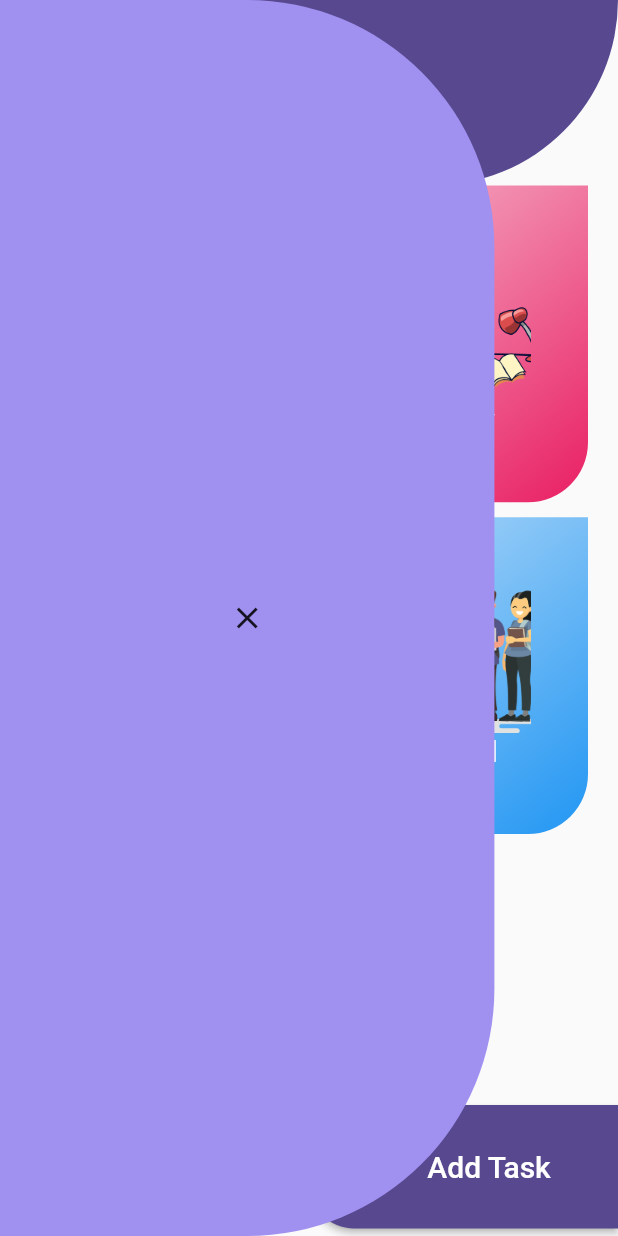
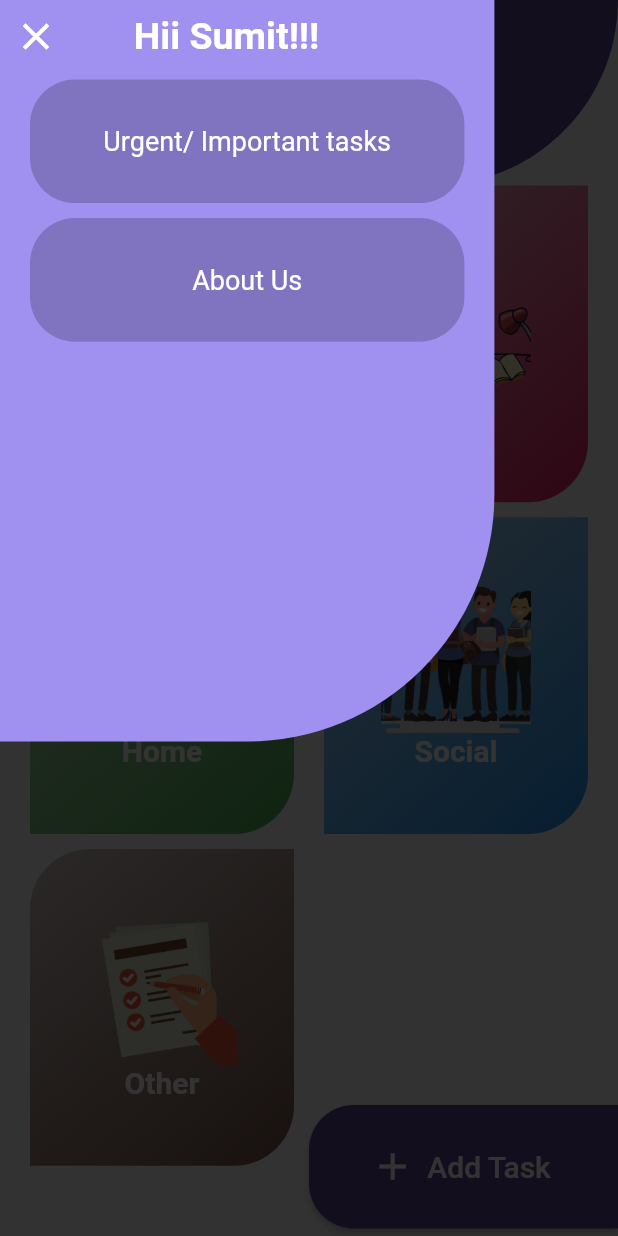
Before and after one commit to sumittiware/To-Do-app, a Flutter app: the screen it shows after launch, after a tap on the "menu" icon, on a phone screen of 412 x 824 dp. Run offline on Flutter 3.47's test engine with Material 2 defaults, Android fonts, the phone set to English and light mode, and no system bars; our stand-ins replace circular_check_box, fluttertoast.

Commit message:
edited existing code

```diff
--- a/lib/Models/task.dart
+++ b/lib/Models/task.dart
@@ -24,7 +24,31 @@ class Task with ChangeNotifier {
 }
 
 class TaskTodo with ChangeNotifier {
-  List<Task> _tasks = [];
+  List<Task> _tasks = [
+    Task(
+        id: '!1',
+        title: 'Reading book',
+        description: '',
+        category: 'T2',
+        date: DateTime.now(),
+        isUrgent: true),
+    Task(
+        id: '!2',
+        title: 'Coding the app',
+        description:
+            'Completing the todo list app with the flutter to post to playstore',
+        category: 'T2',
+        date: DateTime.now(),
+        isUrgent: true),
+    Task(
+        id: '!3',
+        title: 'Merging to the github',
+        description:
+            'Checking the code of the fellow interns and the merging them to the main branch fnuvnlaawnefvshdfhawe',
+        category: 'T1',
+        date: DateTime.now(),
+        isUrgent: true)
+  ];
 
   List<Task> get tasks {
     return [..._tasks];
@@ -32,6 +56,10 @@ class TaskTodo with ChangeNotifier {
 
   List<Task> getByCategory(String type) {
     return _tasks.where((item) => item.category == type).toList();
+  }
+
+  List<Task> urgents() {
+    return _tasks.where((item) => item.isUrgent == true).toList();
   }
 
   Task findById(String id) {
--- a/lib/Screens/Homepage.dart
+++ b/lib/Screens/Homepage.dart
@@ -1,6 +1,7 @@
 import 'package:flutter/material.dart';
 import 'package:to_do/Screens/Addtask.dart';
 import 'package:to_do/Widget/TaskTypewidget.dart';
+import 'package:to_do/Widget/drawer.dart';
 import '../Models/Tasktype.dart' as t;
 
 class Homepage extends StatefulWidget {
@@ -11,6 +12,12 @@ class Homepage extends StatefulWidget {
 
 class _HomepageState extends State<Homepage> {
   bool _drawerOpen = false;
+  void _setDrawer() {
+    setState(() {
+      _drawerOpen = !_drawerOpen;
+    });
+  }
+
   @override
   Widget build(BuildContext context) {
     final height = MediaQuery.of(context).size.height;
@@ -102,23 +109,7 @@ class _HomepageState extends State<Homepage> {
             bottom: 5,
             right: 0,
           ),
-          if (_drawerOpen)
-            Container(
-              height: height,
-              width: width * 0.8,
-              decoration: BoxDecoration(
-                  borderRadius: BorderRadius.only(
-                      bottomRight: Radius.circular(width * 0.4),
-                      topRight: Radius.circular(width * 0.4)),
-                  color: Color(0xFFA090F0)),
-              child: IconButton(
-                  icon: Icon(Icons.close),
-                  onPressed: () {
-                    setState(() {
-                      _drawerOpen = false;
-                    });
-                  }),
-            )
+          if (_drawerOpen) MyDrawer(_setDrawer)
         ],
       ),
     );
--- a/lib/Widget/drawer.dart
+++ b/lib/Widget/drawer.dart
@@ -1,10 +1,88 @@
 import 'package:flutter/material.dart';
+import 'package:to_do/Screens/urgenttask.dart';
 
-class Drawer extends StatelessWidget {
+class MyDrawer extends StatelessWidget {
+  Function setDrawer;
+  MyDrawer(this.setDrawer);
   @override
   Widget build(BuildContext context) {
     final height = MediaQuery.of(context).size.height;
     final width = MediaQuery.of(context).size.width;
-    return Container();
+    return Stack(
+      children: [
+        Container(
+            height: height,
+            width: width,
+            color: Colors.transparent.withOpacity(0.8)),
+        Container(
+            height: height * 0.6,
+            width: width * 0.8,
+            decoration: BoxDecoration(
+                borderRadius: BorderRadius.only(
+                  bottomRight: Radius.circular(width * 0.4),
+                ),
+                color: Color(0xFFA090F0)),
+            child: Column(
+              children: [
+                SizedBox(height: 2 * MediaQuery.of(context).padding.top),
+                Row(
+                  mainAxisAlignment: MainAxisAlignment.start,
+                  children: [
+                    IconButton(
+                        icon: Icon(
+                          Icons.close,
+                          color: Colors.white,
+                          size: 30,
+                        ),
+                        onPressed: () {
+                          setDrawer();
+                        }),
+                    SizedBox(
+                      width: width * 0.1,
+                    ),
+                    Text(
+                      'Hii Sumit!!!',
+                      style: TextStyle(
+                          fontSize: 25,
+                          fontWeight: FontWeight.bold,
+                          color: Colors.white),
+                    )
+                  ],
+                ),
+                InkWell(
+                  onTap: () {
+                    Navigator.of(context).pushNamed(UrgentTasksPage.routename);
+                  },
+                  child: Container(
+                    margin: EdgeInsets.symmetric(horizontal: 20, vertical: 5),
+                    width: double.infinity,
+                    height: height * 0.1,
+                    decoration: BoxDecoration(
+                        borderRadius: BorderRadius.circular(30),
+                        color: Colors.transparent.withOpacity(0.2)),
+                    child: Align(
+                        alignment: Alignment.center,
+                        child: Text(
+                          'Urgent/ Important tasks',
+                          style: TextStyle(color: Colors.white, fontSize: 18),
+                        )),
+                  ),
+                ),
+                Container(
+                  margin: EdgeInsets.symmetric(horizontal: 20, vertical: 5),
+                  width: double.infinity,
+                  height: height * 0.1,
+                  decoration: BoxDecoration(
+                      borderRadius: BorderRadius.circular(30),
+                      color: Colors.transparent.withOpacity(0.2)),
+                  child: Align(
+                      alignment: Alignment.center,
+                      child: Text('About Us',
+                          style: TextStyle(color: Colors.white, fontSize: 18))),
+                )
+              ],
+            )),
+      ],
+    );
   }
 }
--- a/lib/Widget/selectttasktype.dart
+++ b/lib/Widget/selectttasktype.dart
@@ -20,7 +20,7 @@ class _SelectTypeState extends State<SelectType> {
         crossAxisAlignment: CrossAxisAlignment.start,
         children: [
           Text(
-            'Select task category',
+            'Select task category : ',
             style: TextStyle(fontSize: 16),
             textAlign: TextAlign.end,
           ),
--- a/lib/main.dart
+++ b/lib/main.dart
@@ -3,6 +3,7 @@ import 'package:provider/provider.dart';
 import 'package:to_do/Models/task.dart';
 import 'package:to_do/Screens/Addtask.dart';
 import 'package:to_do/Screens/taskpage.dart';
+import 'package:to_do/Screens/urgenttask.dart';
 import './Screens/Homepage.dart';
 
 void main() => runApp(Tasks());
@@ -23,7 +24,8 @@ class Tasks extends StatelessWidget {
         routes: {
           Homepage.routename: (ctx) => Homepage(),
           TaskPage.routename: (ctx) => TaskPage(),
-          AddTask.routename: (ctx) => AddTask()
+          AddTask.routename: (ctx) => AddTask(),
+          UrgentTasksPage.routename: (ctx) => UrgentTasksPage()
         },
       ),
     );
--- a/pubspec.yaml
+++ b/pubspec.yaml
@@ -26,6 +26,7 @@ dependencies:
   intl: ^0.16.1
   provider: ^4.3.2+1
   circular_check_box: ^1.0.4
+  fluttertoast: ^7.1.5
 
 
   # The following adds the Cupertino Icons font to your application.
```
Also changed, not shown: lib/Screens/Addtask.dart (+43 -16 lines), lib/Screens/urgenttask.dart (added, +66 -0 lines), lib/Widget/notask.dart (+2 -9 lines), lib/Widget/task.dart (+23 -7 lines), pubspec.lock.
